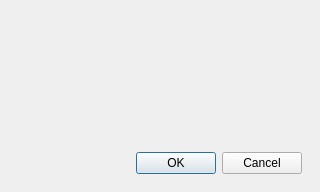
First picture: the form in frcpredict/ui/input/fluorophore/add_response_dialog.ui, repository Bodeeen/Resolution_prediction_software, before the edit.
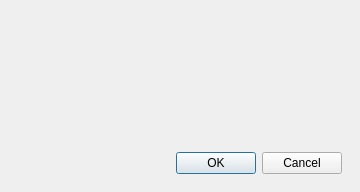
Second picture: the form after the edit. Custom widgets are drawn as their Qt base class.

Commit message: improvement: nicer looking add response/pulse dialogs

```diff
--- a/frcpredict/ui/input/fluorophore/add_response_dialog.ui
+++ b/frcpredict/ui/input/fluorophore/add_response_dialog.ui
@@ -6,19 +6,19 @@
    <rect>
     <x>0</x>
     <y>0</y>
-    <width>320</width>
+    <width>360</width>
     <height>192</height>
    </rect>
   </property>
   <property name="minimumSize">
    <size>
-    <width>320</width>
+    <width>360</width>
     <height>192</height>
    </size>
   </property>
   <property name="maximumSize">
    <size>
-    <width>320</width>
+    <width>360</width>
     <height>192</height>
    </size>
   </property>
@@ -28,7 +28,7 @@
   <property name="modal">
    <bool>true</bool>
   </property>
-  <layout class="QVBoxLayout" name="verticalLayout">
+  <layout class="QVBoxLayout" name="verticalLayout" stretch="1,0,0">
    <property name="spacing">
     <number>12</number>
    </property>
@@ -45,7 +45,27 @@
     <number>18</number>
    </property>
    <item>
-    <widget class="ResponsePropertiesWidget" name="editProperties" native="true"/>
+    <widget class="ResponsePropertiesWidget" name="editProperties" native="true">
+     <property name="sizePolicy">
+      <sizepolicy hsizetype="Preferred" vsizetype="Maximum">
+       <horstretch>0</horstretch>
+       <verstretch>0</verstretch>
+      </sizepolicy>
+     </property>
+    </widget>
+   </item>
+   <item>
+    <spacer name="verticalSpacer">
+     <property name="orientation">
+      <enum>Qt::Vertical</enum>
+     </property>
+     <property name="sizeHint" stdset="0">
+      <size>
+       <width>20</width>
+       <height>40</height>
+      </size>
+     </property>
+    </spacer>
    </item>
    <item>
     <widget class="QDialogButtonBox" name="buttonBox">
```
The commit also changes 5 other files.
